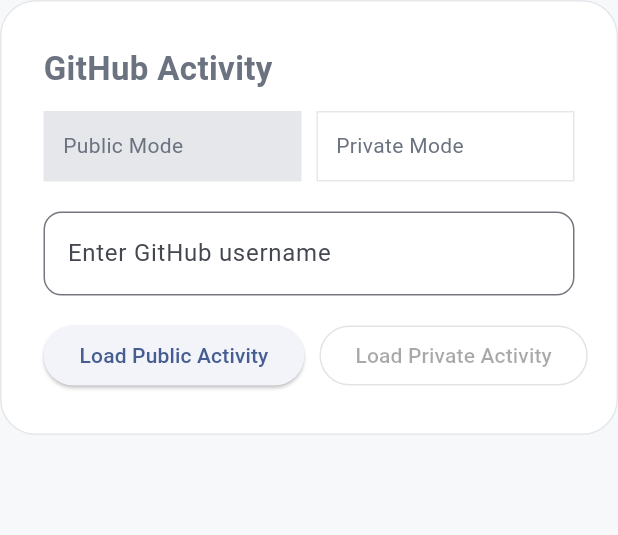
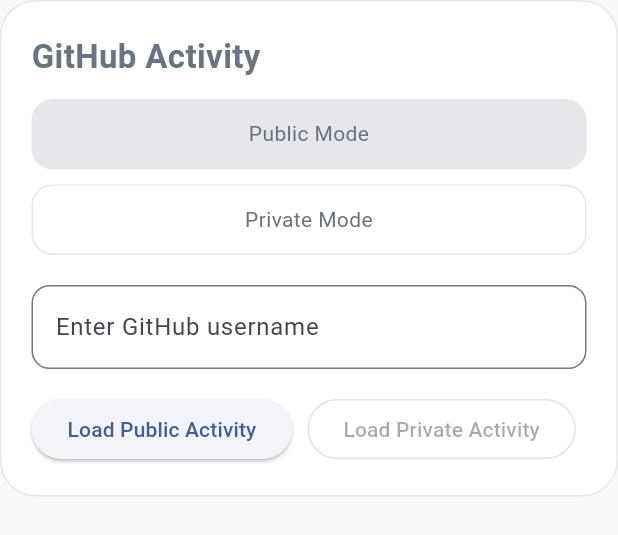
Before and after one commit to SierraAdamsDev/buildlog, a Flutter app: the GitHubInputSection widget shown alone on an empty page, opened directly, on a phone screen of 412 x 824 dp. Shown: the top 535 px of the screen. Run offline on Flutter 3.47's test engine with Material 3 defaults, Android fonts, the phone set to English and light mode, and no system bars; our stand-ins replace shared_preferences; accounts and stored records are empty.

Commit message:
Adjusted desktop & mobile responsiveness

```diff
--- a/lib/features/home/presentation/widgets/github_input_section.dart
+++ b/lib/features/home/presentation/widgets/github_input_section.dart
@@ -327,9 +327,8 @@
     }
 
     if (_selectedEvents.length == 2) {
-    final names = _selectedEvents
-        .map((e) => e.repoName.split('/').last)
-        .toList();
+      final names =
+          _selectedEvents.map((e) => e.repoName.split('/').last).toList();
       return '${names[0]} and ${names[1]}';
     }
 
@@ -434,11 +433,16 @@
 
   @override
   Widget build(BuildContext context) {
+    return LayoutBuilder(
+      builder: (context, constraints) {
+        final isMobile = constraints.maxWidth < 700;
+        final cardPadding = isMobile ? 20.0 : 28.0;
+
         return Column(
           children: [
             Container(
               width: double.infinity,
-          padding: const EdgeInsets.all(28),
+              padding: EdgeInsets.all(cardPadding),
               decoration: BoxDecoration(
                 color: Colors.white,
                 borderRadius: BorderRadius.circular(24),
@@ -455,6 +459,7 @@
                   _ModeCards(
                     mode: _mode,
                     onModeChange: _setMode,
+                    isMobile: isMobile,
                   ),
                   const SizedBox(height: 20),
                   TextField(
@@ -468,7 +473,9 @@
                     ),
                   ),
                   const SizedBox(height: 16),
-              Row(
+                  Wrap(
+                    spacing: 10,
+                    runSpacing: 10,
                     children: [
                       ElevatedButton(
                         onPressed: _mode == 'public' && !_isLoading
@@ -478,7 +485,6 @@
                           _isLoading ? 'Loading...' : 'Load Public Activity',
                         ),
                       ),
-                  const SizedBox(width: 10),
                       OutlinedButton(
                         onPressed: _mode == 'private' && !_isLoading
                             ? ((_githubToken == null || _githubToken!.isEmpty)
@@ -519,8 +525,11 @@
                 onPlatformSelected: _selectPlatform,
                 generatedPost: _generatedPost(),
                 onCopy: _copyPost,
+                isMobile: isMobile,
               ),
           ],
+        );
+      },
     );
   }
 }
@@ -528,48 +537,84 @@
 class _ModeCards extends StatelessWidget {
   final String mode;
   final Function(String) onModeChange;
+  final bool isMobile;
 
   const _ModeCards({
     required this.mode,
     required this.onModeChange,
+    required this.isMobile,
   });
 
   @override
   Widget build(BuildContext context) {
+    if (isMobile) {
+      return Column(
+        children: [
+          _ModeCard(
+            label: 'Public Mode',
+            selected: mode == 'public',
+            onTap: () => onModeChange('public'),
+          ),
+          const SizedBox(height: 10),
+          _ModeCard(
+            label: 'Private Mode',
+            selected: mode == 'private',
+            onTap: () => onModeChange('private'),
+          ),
+        ],
+      );
+    }
+
     return Row(
       children: [
         Expanded(
-          child: GestureDetector(
+          child: _ModeCard(
+            label: 'Public Mode',
+            selected: mode == 'public',
             onTap: () => onModeChange('public'),
-            child: Container(
-              padding: const EdgeInsets.all(12),
-              decoration: BoxDecoration(
-                color: mode == 'public'
-                    ? const Color(0xFFE5E7EB)
-                    : Colors.white,
-                border: Border.all(color: const Color(0xFFE5E7EB)),
-              ),
-              child: const Text('Public Mode'),
-            ),
           ),
         ),
         const SizedBox(width: 10),
         Expanded(
-          child: GestureDetector(
+          child: _ModeCard(
+            label: 'Private Mode',
+            selected: mode == 'private',
             onTap: () => onModeChange('private'),
-            child: Container(
-              padding: const EdgeInsets.all(12),
-              decoration: BoxDecoration(
-                color: mode == 'private'
-                    ? const Color(0xFFE5E7EB)
-                    : Colors.white,
-                border: Border.all(color: const Color(0xFFE5E7EB)),
-              ),
-              child: const Text('Private Mode'),
-            ),
           ),
         ),
       ],
+    );
+  }
+}
+
+class _ModeCard extends StatelessWidget {
+  final String label;
+  final bool selected;
+  final VoidCallback onTap;
+
+  const _ModeCard({
+    required this.label,
+    required this.selected,
+    required this.onTap,
+  });
+
+  @override
+  Widget build(BuildContext context) {
+    return GestureDetector(
+      onTap: onTap,
+      child: Container(
+        width: double.infinity,
+        padding: const EdgeInsets.all(12),
+        decoration: BoxDecoration(
+          color: selected ? const Color(0xFFE5E7EB) : Colors.white,
+          border: Border.all(color: const Color(0xFFE5E7EB)),
+          borderRadius: BorderRadius.circular(14),
+        ),
+        child: Text(
+          label,
+          textAlign: TextAlign.center,
+        ),
+      ),
     );
   }
 }
@@ -585,6 +630,7 @@
   final ValueChanged<String> onPlatformSelected;
   final String generatedPost;
   final VoidCallback onCopy;
+  final bool isMobile;
 
   const _ResultsSection({
     required this.isLoading,
@@ -597,15 +643,18 @@
     required this.onPlatformSelected,
     required this.generatedPost,
     required this.onCopy,
+    required this.isMobile,
   });
 
   @override
   Widget build(BuildContext context) {
+    final cardPadding = isMobile ? 20.0 : 28.0;
+
     return Column(
       children: [
         Container(
           width: double.infinity,
-          padding: const EdgeInsets.all(28),
+          padding: EdgeInsets.all(cardPadding),
           decoration: BoxDecoration(
             color: Colors.white,
             borderRadius: BorderRadius.circular(24),
@@ -638,7 +687,6 @@
                         ),
                         const SizedBox(height: 18),
                         if (errorMessage != null) ...[
-                          const SizedBox(height: 10),
                           Text(
                             errorMessage!,
                             style: const TextStyle(
@@ -646,8 +694,8 @@
                               fontWeight: FontWeight.w600,
                             ),
                           ),
+                          const SizedBox(height: 18),
                         ],
-                        const SizedBox(height: 18),
                         ...events.take(5).map(
                           (event) {
                             final selected = selectedEvents.contains(event);
@@ -669,7 +717,8 @@
                                     ),
                                   ),
                                   child: Column(
-                                    crossAxisAlignment: CrossAxisAlignment.start,
+                                    crossAxisAlignment:
+                                        CrossAxisAlignment.start,
                                     children: [
                                       Text(
                                         event.repoName,
@@ -694,8 +743,9 @@
                                       const SizedBox(height: 8),
                                       ...event.commitMessages.take(3).map(
                                             (message) => Padding(
-                                              padding:
-                                                  const EdgeInsets.only(bottom: 4),
+                                              padding: const EdgeInsets.only(
+                                                bottom: 4,
+                                              ),
                                               child: Text(
                                                 '• $message',
                                                 style: TextStyle(
@@ -720,7 +770,7 @@
           const SizedBox(height: 20),
           Container(
             width: double.infinity,
-            padding: const EdgeInsets.all(28),
+            padding: EdgeInsets.all(cardPadding),
             decoration: BoxDecoration(
               color: Colors.white,
               borderRadius: BorderRadius.circular(24),
```
Also changed, not shown: lib/features/home/presentation/pages/home_page.dart (+110 -73 lines), 2 other files. Lines whose indentation alone changed are shown as unchanged.
